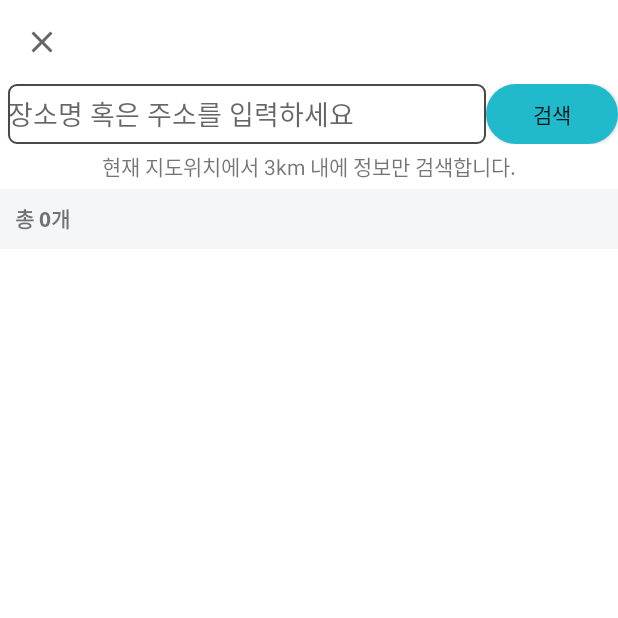
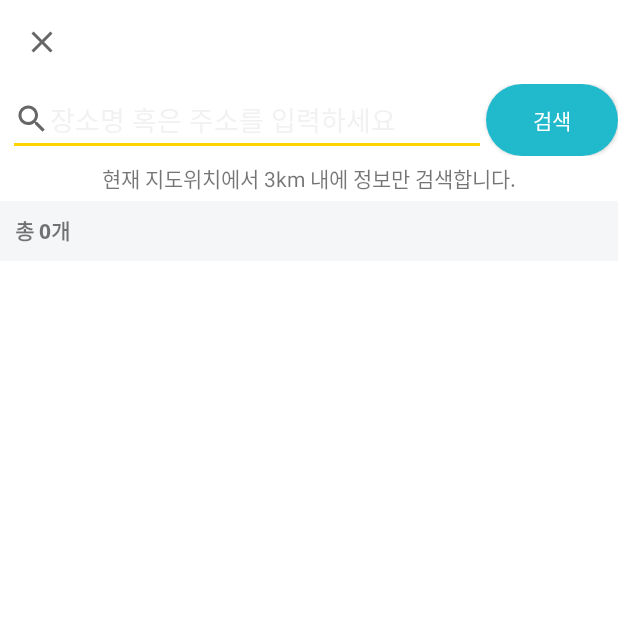
Before and after one commit to slflfl12/local-currency, an Android app: the SearchActivity screen opened directly, with no data from a screen before it, on a phone screen of 412 x 824 dp, the top half of it. Run offline under Robolectric (Android 15) with nearby library versions, the phone set to English and light mode, and no system bars; our stand-ins replace RxJava, data binding; libraries missing offline, so code that uses them is left out: androidx.databinding.library, com.naver.maps; 1 statement that could not run was skipped.

Commit message:
UI 수정, 릴리즈

```diff
--- a/app/build.gradle
+++ b/app/build.gradle
@@ -14,7 +14,7 @@ android {
         applicationId "kr.ac.hansung.localcurrency"
         minSdkVersion 23
         targetSdkVersion 29
-        versionCode 4
+        versionCode 5
         versionName "1.0.0"
 
         testInstrumentationRunner "androidx.test.runner.AndroidJUnitRunner"
--- a/app/src/main/res/layout/activity_search.xml
+++ b/app/src/main/res/layout/activity_search.xml
@@ -28,7 +28,7 @@
         <androidx.constraintlayout.widget.ConstraintLayout
             android:id="@+id/cl_search"
             android:layout_width="0dp"
-            android:layout_height="40dp"
+            android:layout_height="wrap_content"
             app:layout_constraintEnd_toEndOf="parent"
             app:layout_constraintStart_toStartOf="parent"
             app:layout_constraintTop_toBottomOf="@id/tb_search">
@@ -36,22 +36,25 @@
             <androidx.appcompat.widget.AppCompatEditText
                 android:id="@+id/et_search"
                 android:layout_width="0dp"
-                android:layout_height="0dp"
+                android:layout_height="wrap_content"
                 android:layout_marginStart="5dp"
-                android:background="@drawable/backgorund_search_edit_text"
+                android:drawableStart="@drawable/ic_search"
                 android:hint="@string/et_search_hint"
                 android:text="@={vm._query}"
+                android:textColorHint="@color/colorGray"
                 app:layout_constraintBottom_toBottomOf="parent"
                 app:layout_constraintEnd_toStartOf="@id/btn_search"
-                app:layout_constraintStart_toStartOf="parent"
-                app:layout_constraintTop_toTopOf="parent" />
+                app:layout_constraintStart_toStartOf="parent" />
 
             <androidx.appcompat.widget.AppCompatButton
                 android:id="@+id/btn_search"
                 android:layout_width="wrap_content"
                 android:layout_height="wrap_content"
                 android:background="@drawable/background_color_btn"
+                android:fontFamily="@font/black_hans_sans"
+                android:foreground="?attr/selectableItemBackground"
                 android:text="@string/button_search"
+                android:textColor="@color/colorWhite"
                 app:layout_constraintBottom_toBottomOf="parent"
                 app:layout_constraintEnd_toEndOf="parent"
                 app:layout_constraintTop_toTopOf="parent"
@@ -128,7 +131,7 @@
             app:layout_constraintEnd_toEndOf="parent"
             app:layout_constraintStart_toStartOf="parent"
             app:layout_constraintTop_toBottomOf="@id/cl_info2"
-            tools:listitem="@layout/item_search">
+            tools:listitem="@layout/item_result">
 
         </androidx.recyclerview.widget.RecyclerView>
 
```
